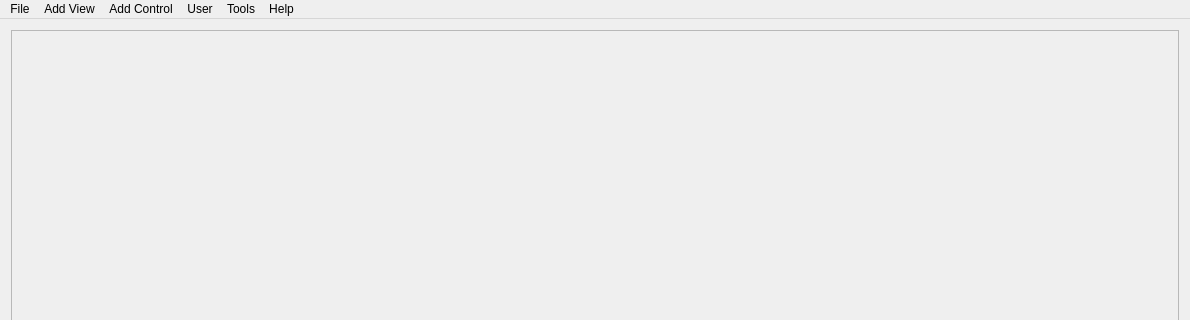
Qt form ui/mainwindow.ui (JFDuval/flexsea-plan) before a commit; both pictures show x 0 to 1190 and y 0 to 320 of the 1190 by 867 pixel window.
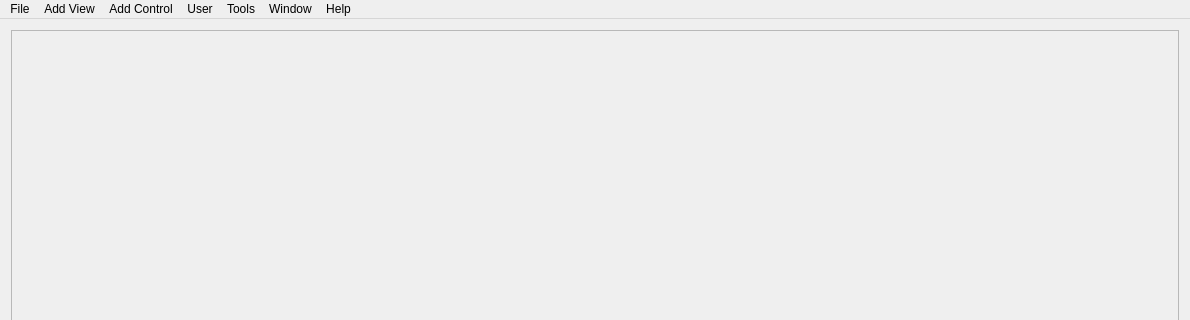
The same form after that commit.

Patch:
```diff
--- a/ui/mainwindow.ui
+++ b/ui/mainwindow.ui
@@ -111,11 +111,17 @@
      <string>User</string>
     </property>
    </widget>
+	<widget class="QMenu" name="menuWindow">
+	    <property name="title">
+	     <string>Window</string>
+	    </property>
+	   </widget>
    <addaction name="menuFile"/>
    <addaction name="menuView"/>
    <addaction name="menuControl"/>
    <addaction name="menuUser"/>
    <addaction name="menuTools"/>
+	<addaction name="menuWindow"/>
    <addaction name="menuHelp"/>
   </widget>
   <widget class="QStatusBar" name="statusBar"/>
```
